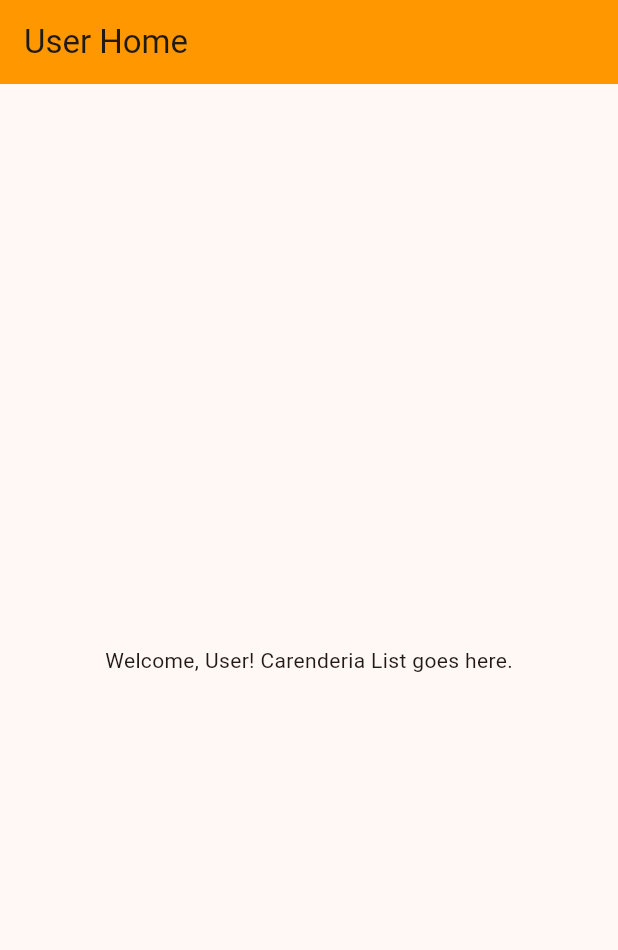
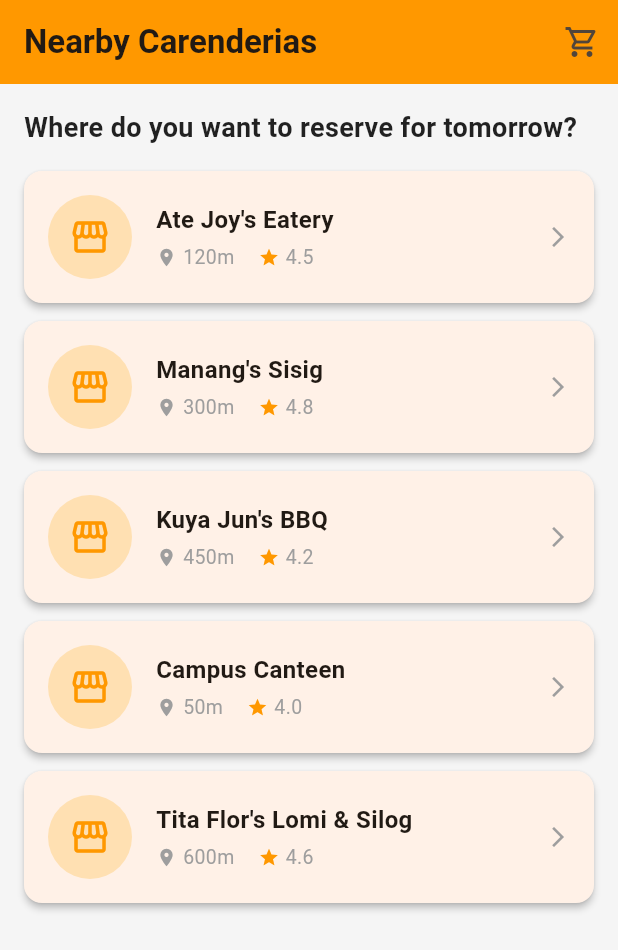
Before and after one commit to turquoiseCupcake/e_bentobox, a Flutter app: the screen it shows after launch, after a tap on "Login", on a phone screen of 412 x 824 dp. Shown: the top 950 px of the screen. Run offline on Flutter 3.47's test engine with Material 3 defaults, Android fonts, the phone set to English and light mode, and no system bars; missing offline and left inert: mobile_scanner.

Commit message:
- Added Home Screen

```diff
--- a/lib/auth/login_screen.dart
+++ b/lib/auth/login_screen.dart
@@ -1,4 +1,5 @@
 import 'package:flutter/material.dart';
+import '../user/user_home_screen.dart';
 
 class LoginScreen extends StatefulWidget {
   const LoginScreen({super.key});
@@ -133,7 +134,7 @@ class _LoginScreenState extends State<LoginScreen> {
                       if (isUser) {
                         Navigator.pushReplacement(
                           context,
-                          MaterialPageRoute(builder: (context) => const MockUserHomeScreen()),
+                          MaterialPageRoute(builder: (context) => const UserHomeScreen()),
                         );
                       } else {
                         Navigator.pushReplacement(
@@ -158,18 +159,6 @@ class _LoginScreenState extends State<LoginScreen> {
 // MOCK PLACEHOLDER SCREENS (To be moved later)
 // ==========================================
 
-class MockUserHomeScreen extends StatelessWidget {
-  const MockUserHomeScreen({super.key});
-
-  @override
-  Widget build(BuildContext context) {
-    return Scaffold(
-      appBar: AppBar(title: const Text('User Home'), backgroundColor: Colors.orange),
-      body: const Center(child: Text('Welcome, User! Carenderia List goes here.')),
-    );
-  }
-}
-
 class MockVendorDashboardScreen extends StatelessWidget {
   const MockVendorDashboardScreen({super.key});
 
--- /dev/null
+++ b/lib/user/user_home_screen.dart
@@ -0,0 +1,112 @@
+import 'package:flutter/material.dart';
+
+class UserHomeScreen extends StatelessWidget {
+  const UserHomeScreen({super.key});
+
+  @override
+  Widget build(BuildContext context) {
+    // Mock data for carenderias around the campus
+    final List<Map<String, dynamic>> carenderias = [
+      {'name': "Ate Joy's Eatery", 'distance': '120m', 'rating': 4.5, 'tag': 'Popular'},
+      {'name': "Manang's Sisig", 'distance': '300m', 'rating': 4.8, 'tag': 'Spicy'},
+      {'name': "Kuya Jun's BBQ", 'distance': '450m', 'rating': 4.2, 'tag': 'Grill'},
+      {'name': "Campus Canteen", 'distance': '50m', 'rating': 4.0, 'tag': 'Convenient'},
+      {'name': "Tita Flor's Lomi & Silog", 'distance': '600m', 'rating': 4.6, 'tag': 'Comfort Food'},
+    ];
+
+    return Scaffold(
+      backgroundColor: Colors.grey[100],
+      appBar: AppBar(
+        title: const Text('Nearby Carenderias', style: TextStyle(fontWeight: FontWeight.bold)),
+        backgroundColor: Colors.orange,
+        elevation: 0,
+        actions: [
+          IconButton(
+            icon: const Icon(Icons.shopping_cart_outlined),
+            onPressed: () {
+              // TODO: Navigate to bento cart screen
+              ScaffoldMessenger.of(context).showSnackBar(
+                const SnackBar(content: Text('Opening Bento Cart...')),
+              );
+            },
+          )
+        ],
+      ),
+      body: Padding(
+        padding: const EdgeInsets.all(16.0),
+        child: Column(
+          crossAxisAlignment: CrossAxisAlignment.start,
+          children: [
+            const Text(
+              'Where do you want to reserve for tomorrow?',
+              style: TextStyle(fontSize: 18, fontWeight: FontWeight.w600, color: Colors.black87),
+            ),
+            const SizedBox(height: 16),
+            Expanded(
+              child: ListView.builder(
+                itemCount: carenderias.length,
+                itemBuilder: (context, index) {
+                  final vendor = carenderias[index];
+                  return Card(
+                    margin: const EdgeInsets.only(bottom: 12),
+                    shape: RoundedRectangleBorder(borderRadius: BorderRadius.circular(12)),
+                    elevation: 2,
+                    child: InkWell(
+                      borderRadius: BorderRadius.circular(12),
+                      onTap: () {
+                        // TODO: Navigate to Carenderia Menu View
+                        ScaffoldMessenger.of(context).showSnackBar(
+                          SnackBar(content: Text('Viewing menu for ${vendor['name']}')),
+                        );
+                      },
+                      child: Padding(
+                        padding: const EdgeInsets.all(16.0),
+                        child: Row(
+                          children: [
+                            // Vendor Icon
+                            CircleAvatar(
+                              radius: 28,
+                              backgroundColor: Colors.orange.shade100,
+                              child: const Icon(Icons.storefront, color: Colors.orange, size: 28),
+                            ),
+                            const SizedBox(width: 16),
+                            // Vendor Details
+                            Expanded(
+                              child: Column(
+                                crossAxisAlignment: CrossAxisAlignment.start,
+                                children: [
+                                  Text(
+                                    vendor['name'],
+                                    style: const TextStyle(fontWeight: FontWeight.bold, fontSize: 16),
+                                  ),
+                                  const SizedBox(height: 4),
+                                  Row(
+                                    children: [
+                                      const Icon(Icons.location_on, size: 14, color: Colors.grey),
+                                      const SizedBox(width: 4),
+                                      Text(vendor['distance'], style: const TextStyle(color: Colors.grey, fontSize: 13)),
+                                      const SizedBox(width: 16),
+                                      const Icon(Icons.star, size: 14, color: Colors.orange),
+                                      const SizedBox(width: 4),
+                                      Text(vendor['rating'].toString(), style: const TextStyle(color: Colors.grey, fontSize: 13)),
+                                    ],
+                                  ),
+                                ],
+                              ),
+                            ),
+                            // Forward Arrow
+                            const Icon(Icons.arrow_forward_ios, size: 16, color: Colors.grey),
+                          ],
+                        ),
+                      ),
+                    ),
+                  );
+                },
+              ),
+            ),
+          ],
+        ),
+      ),
+    );
+  }
+}
```
